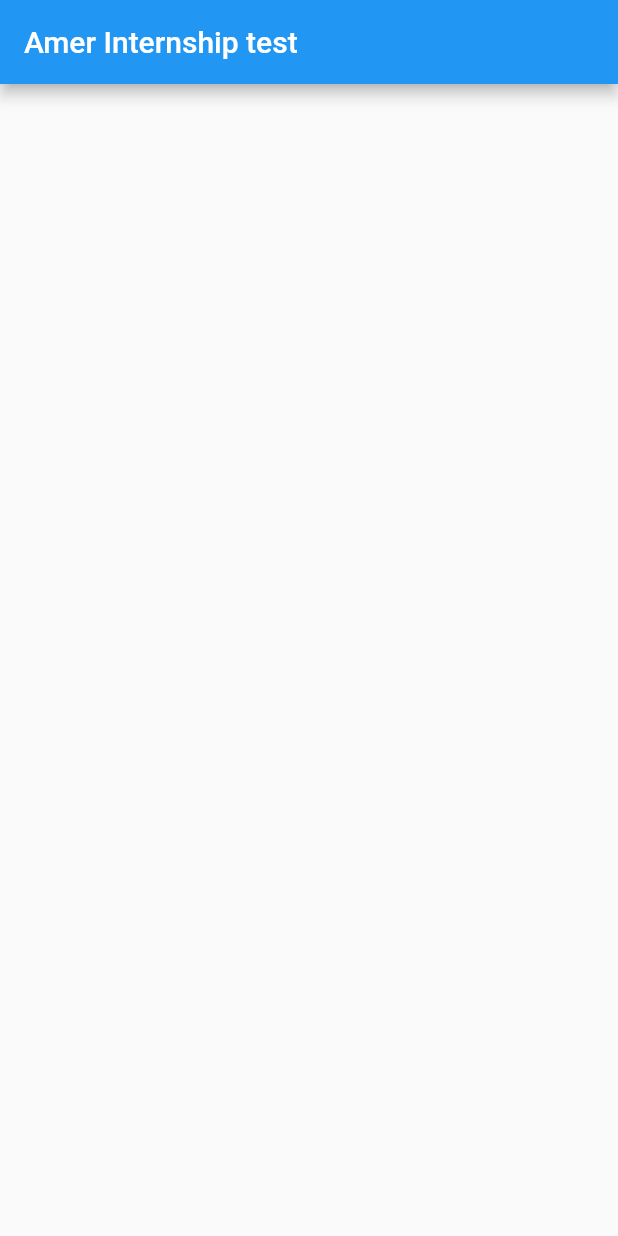
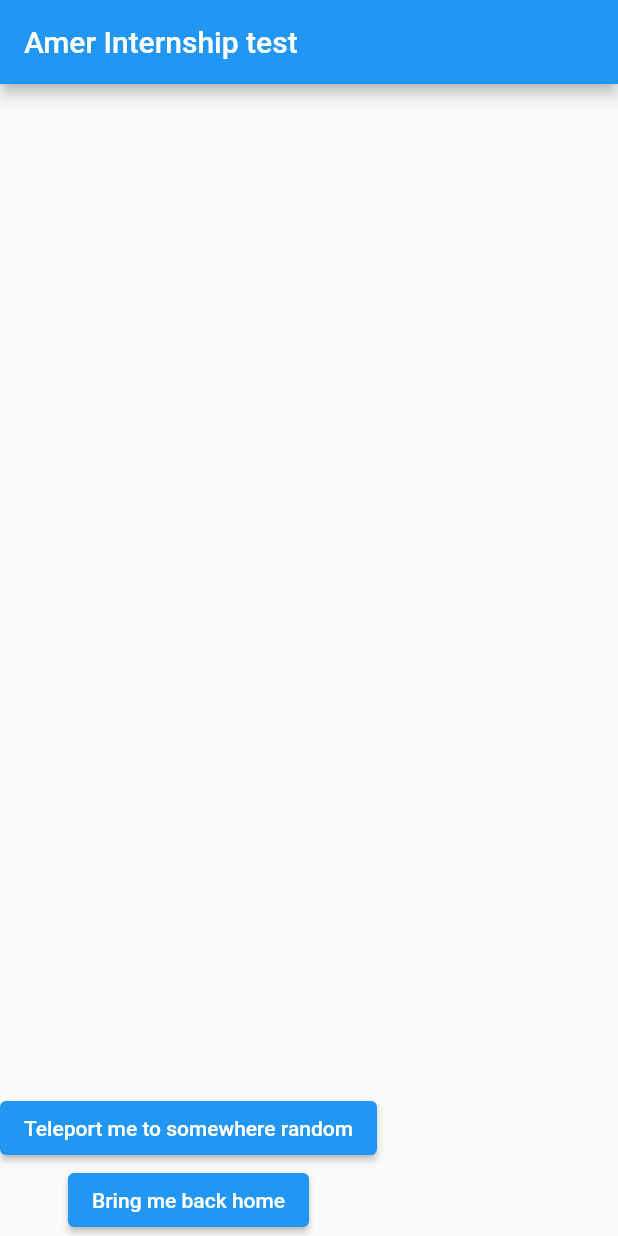
Before and after one commit to AmerBiro/amer_internship, a Flutter app: the screen it shows after launch, on a phone screen of 412 x 824 dp. Run offline on Flutter 3.47's test engine with Material 2 defaults, Android fonts, the light colour scheme and no system bars.

Commit message:
2 buttons added

```diff
--- a/lib/main.dart
+++ b/lib/main.dart
@@ -10,14 +10,9 @@ class MyApp extends StatelessWidget {
 
   @override
   Widget build(BuildContext context) {
-    return MaterialApp(
+    return const MaterialApp(
       debugShowCheckedModeBanner: false,
-      title: 'Amer Internship test',
-      theme: ThemeData(
-
-        primarySwatch: Colors.blue,
-      ),
-      home: const HomeScreen(),
+      home:  HomeScreen(),
     );
   }
 }
--- a/lib/screens/home_screen.dart
+++ b/lib/screens/home_screen.dart
@@ -14,7 +14,15 @@ class _HomeScreenState extends State<HomeScreen> {
       appBar: AppBar(
         title: const Text("Amer Internship test"),
       ),
-        body: SizedBox(),
+        body: SizedBox(
+          child: Column(
+            mainAxisAlignment: MainAxisAlignment.end,
+            children: [
+              ElevatedButton(onPressed: (){}, child: const Text("Teleport me to somewhere random")),
+              ElevatedButton(onPressed: (){}, child: const Text("Bring me back home")),
+            ],
+          ),
+        ),
 
     );
   }
```
